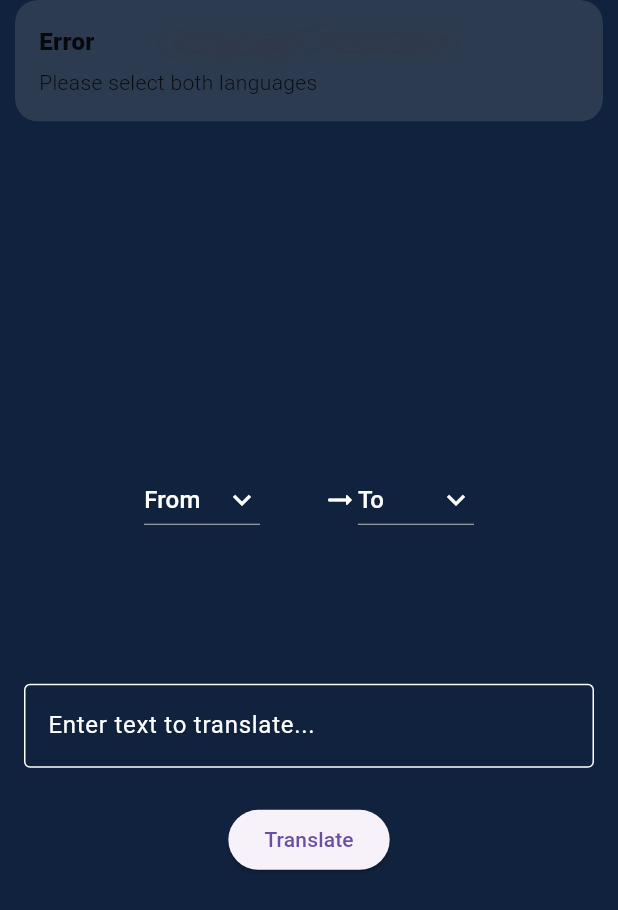
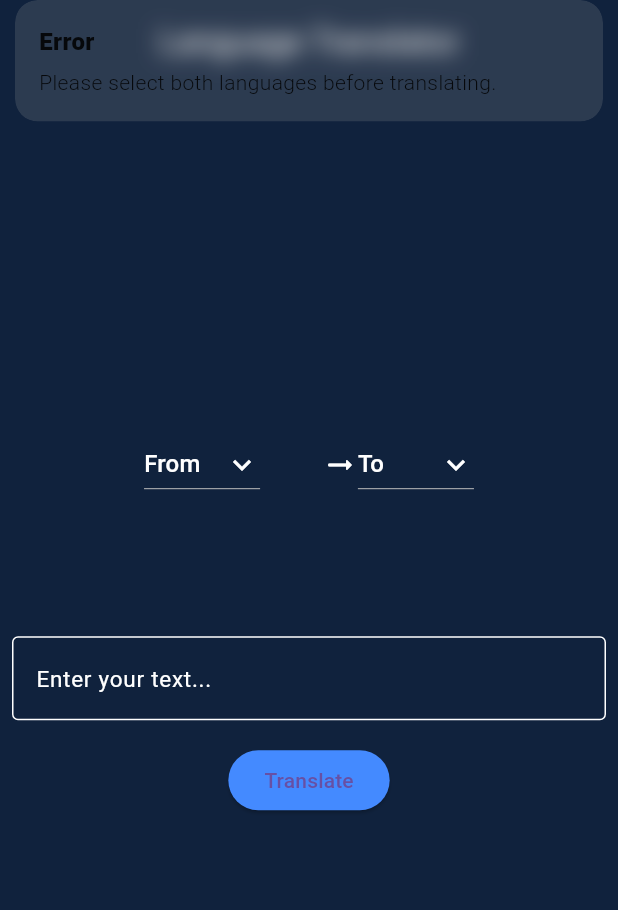
Before and after one commit to huzaifa-huzzi/language-translator, a Flutter app: the screen it shows after launch, after a tap on "Translate", on a phone screen of 412 x 824 dp. Shown: the top 910 px of the screen. Run offline on Flutter 3.47's test engine with Material 3 defaults, Android fonts, the phone set to English and light mode, and no system bars; our stand-ins replace get; missing offline and left inert: translator.

Commit message:
1.making the language controller app

```diff
--- a/lib/Language_tanslator.dart
+++ b/lib/Language_tanslator.dart
@@ -2,7 +2,14 @@ import 'package:flutter/material.dart';
 import 'package:get/get.dart';
 import 'package:language_translator/View_model/LanguageController.dart';
 
-class LanguageTranslator extends StatelessWidget {
+class LanguageTranslator extends StatefulWidget {
+  const LanguageTranslator({super.key});
+
+  @override
+  State<LanguageTranslator> createState() => _LanguageTranslatorState();
+}
+
+class _LanguageTranslatorState extends State<LanguageTranslator> {
   final LanguageController controller = Get.put(LanguageController());
 
   @override
@@ -13,7 +20,7 @@ class LanguageTranslator extends StatelessWidget {
     return Scaffold(
       backgroundColor: const Color(0xff10223d),
       appBar: AppBar(
-        title: const Text('Language Translator'),
+        title: const Text('Language Translator',style: TextStyle(color: Colors.white),),
         centerTitle: true,
         backgroundColor: const Color(0xff10223d),
         elevation: 0,
@@ -22,13 +29,14 @@ class LanguageTranslator extends StatelessWidget {
         child: SingleChildScrollView(
           child: Column(
             children: [
-              SizedBox(height: height * 0.1),
-              /// Dropdown for selecting languages
+              /// DropdownButton
               Row(
                 mainAxisAlignment: MainAxisAlignment.center,
                 children: [
-                  DropdownButton(
-                    value: controller.originLanguage.value,
+                  Obx(() => DropdownButton<String>(
+                    value: controller.originLanguage.isNotEmpty
+                        ? controller.originLanguage.value
+                        : null,
                     items: controller.languages
                         .map((lang) => DropdownMenuItem(
                       value: lang,
@@ -39,17 +47,22 @@ class LanguageTranslator extends StatelessWidget {
                       controller.originLanguage.value = value!;
                     },
                     dropdownColor: Colors.white,
-                    hint: Obx(() => Text(
-                      controller.originLanguage.value,
-                      style: const TextStyle(color: Colors.white),
-                    )),
-                    icon: const Icon(Icons.keyboard_arrow_down),
-                    iconEnabledColor: Colors.white,
+                    hint: const Text(
+                      'From',
+                      style: TextStyle(color: Colors.white),
+                    ),
+                    icon: const Icon(Icons.keyboard_arrow_down,
+                        color: Colors.white),
+                  )),
+                  SizedBox(width: width * 0.1),
+                  const Icon(
+                    Icons.arrow_right_alt_rounded,
+                    color: Colors.white,
                   ),
-                  SizedBox(width: width * 0.1),
-                  const Icon(Icons.arrow_right_alt_rounded, color: Colors.white),
-                  DropdownButton(
-                    value: controller.destinationLanguage.value,
+                  Obx(() => DropdownButton<String>(
+                    value: controller.destinationLanguage.isNotEmpty
+                        ? controller.destinationLanguage.value
+                        : null,
                     items: controller.languages
                         .map((lang) => DropdownMenuItem(
                       value: lang,
@@ -60,53 +73,69 @@ class LanguageTranslator extends StatelessWidget {
                       controller.destinationLanguage.value = value!;
                     },
                     dropdownColor: Colors.white,
-                    hint: Obx(() => Text(
-                      controller.destinationLanguage.value,
-                      style: const TextStyle(color: Colors.white),
-                    )),
-                    icon: const Icon(Icons.keyboard_arrow_down),
-                    iconEnabledColor: Colors.white,
-                  ),
+                    hint: const Text(
+                      'To',
+                      style: TextStyle(color: Colors.white),
+                    ),
+                    icon: const Icon(Icons.keyboard_arrow_down,
+                        color: Colors.white),
+                  )),
                 ],
               ),
               SizedBox(height: height * 0.1),
-              /// TextFormField for input text
+
+              /// TextFormField
               Padding(
-                padding: const EdgeInsets.all(16.0),
+                padding: const EdgeInsets.all(8),
                 child: TextFormField(
                   cursorColor: Colors.white,
+                  autofocus: false,
                   style: const TextStyle(color: Colors.white),
                   decoration: const InputDecoration(
-                    labelText: 'Enter text to translate...',
-                    labelStyle: TextStyle(color: Colors.white),
+                    labelText: 'Enter your text...',
+                    labelStyle: TextStyle(fontSize: 15, color: Colors.white),
+                    border: OutlineInputBorder(
+                      borderSide: BorderSide(color: Colors.white, width: 1),
+                    ),
                     enabledBorder: OutlineInputBorder(
-                      borderSide: BorderSide(color: Colors.white),
+                      borderSide: BorderSide(color: Colors.white, width: 1),
                     ),
-                    border: OutlineInputBorder(),
+                    errorStyle: TextStyle(color: Colors.red, fontSize: 15),
                   ),
                   controller: controller.languageController,
+                  validator: (value) {
+                    if (value == null || value.isEmpty) {
+                      return 'Please enter text to translate';
+                    }
+                    return null;
+                  },
                 ),
               ),
-              /// Translate Button
+
+              /// ElevatedButton
               Padding(
-                padding: const EdgeInsets.all(8.0),
+                padding: const EdgeInsets.all(8),
                 child: ElevatedButton(
-                  onPressed: () => controller.translateLanguages(),
+                  style: ElevatedButton.styleFrom(
+                      backgroundColor: Colors.blueAccent),
+                  onPressed: () {
+                    controller.translatedLanguages();
+                  },
                   child: const Text('Translate'),
                 ),
               ),
-              /// Output Translation Result
-              Padding(
-                padding: const EdgeInsets.all(16.0),
-                child: Obx(() => Text(
+
+              /// Output Text
+              Obx(() => Padding(
+                padding: const EdgeInsets.all(8),
+                child: Text(
                   controller.output.value,
                   style: const TextStyle(
                     color: Colors.white,
-                    fontSize: 20,
+                    fontSize: 18,
                   ),
-                  textAlign: TextAlign.center,
-                )),
-              ),
+                ),
+              )),
             ],
           ),
         ),
--- a/lib/View_model/LanguageController.dart
+++ b/lib/View_model/LanguageController.dart
@@ -3,48 +3,39 @@ import 'package:get/get.dart';
 import 'package:translator/translator.dart';
 
 class LanguageController extends GetxController {
-  var originLanguage = 'From'.obs;
-  var destinationLanguage = 'To'.obs;
+  var originLanguage = ''.obs; // Initially empty
+  var destinationLanguage = ''.obs; // Initially empty
   final List<String> languages = ['Urdu', 'English', 'Hindi'];
   final languageController = TextEditingController();
   var output = ''.obs;
 
-  void translateLanguages() async {
-    if (originLanguage.value == 'From' || destinationLanguage.value == 'To') {
-      Get.snackbar('Error', 'Please select both languages');
-      return;
-    }
-
-    if (languageController.text.trim().isEmpty) {
-      Get.snackbar('Error', 'Please enter text to translate');
+  void translatedLanguages() async {
+    if (originLanguage.isEmpty || destinationLanguage.isEmpty) {
+      Get.snackbar('Error', 'Please select both languages before translating.');
       return;
     }
 
     try {
       GoogleTranslator translator = GoogleTranslator();
-      var srcCode = getLanguageCode(originLanguage.value);
-      var destCode = getLanguageCode(destinationLanguage.value);
-      var translation = await translator.translate(
-        languageController.text.trim(),
-        from: srcCode,
-        to: destCode,
-      );
+      String src = getLanguageCode(originLanguage.value);
+      String dest = getLanguageCode(destinationLanguage.value);
+      var translation = await translator.translate(languageController.text,
+          from: src, to: dest);
+
       output.value = translation.text;
     } catch (e) {
-      Get.snackbar('Error', 'Translation failed. Please try again.');
+      Get.snackbar('Error', 'Translation failed: $e');
     }
   }
 
   String getLanguageCode(String language) {
-    switch (language) {
-      case 'Urdu':
-        return 'ur';
-      case 'English':
-        return 'en';
-      case 'Hindi':
-        return 'hi';
-      default:
-        return '--';
+    if (language == 'Urdu') {
+      return 'ur';
+    } else if (language == 'English') {
+      return 'en';
+    } else if (language == 'Hindi') {
+      return 'hi';
     }
+    return '';
   }
 }
--- a/lib/main.dart
+++ b/lib/main.dart
@@ -10,7 +10,7 @@ class MyApp extends StatelessWidget {
 
   @override
   Widget build(BuildContext context) {
-    return const GetMaterialApp(
+    return GetMaterialApp(
       title: 'Language translator',
       debugShowCheckedModeBanner: false,
       home: LanguageTranslator(),
```
